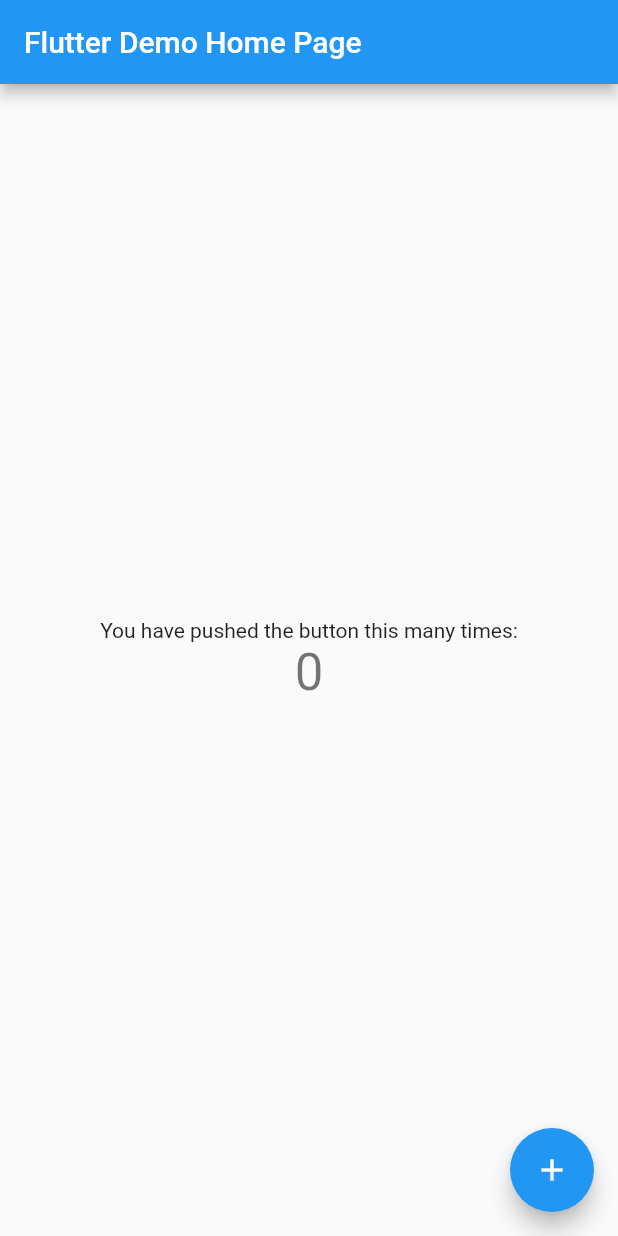
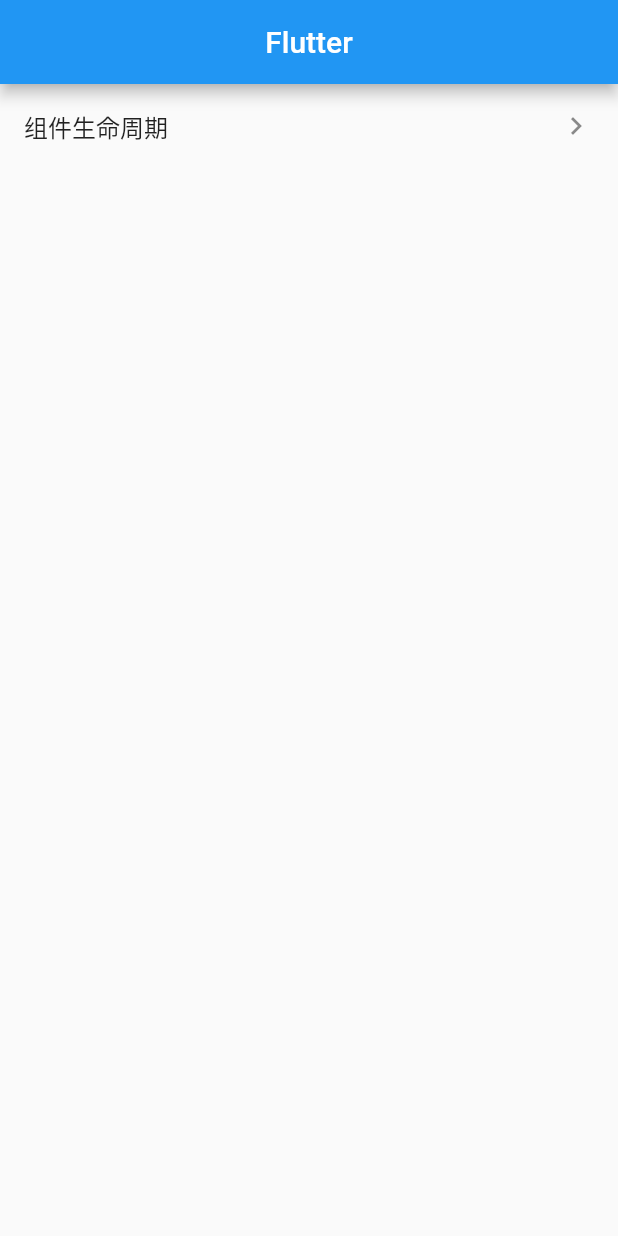
Before and after one commit to stronger-fay/tutorial_flutter, a Flutter app: the screen it shows after launch, on a phone screen of 412 x 824 dp. Run offline on Flutter 3.47's test engine with Material 2 defaults, Android fonts, the phone set to English and light mode, and no system bars; our stand-ins replace fluro; statements that could not run were skipped.

Commit message:
feat: 添加路由框架 fluro、并初始化几个页面

```diff
--- a/lib/main.dart
+++ b/lib/main.dart
@@ -1,117 +1,42 @@
+import 'package:fluro/fluro.dart';
 import 'package:flutter/material.dart';
+
+import 'package:tutorial_flutter/pages/home_page/index.dart';
+import 'package:tutorial_flutter/pages/not_found_page/index.dart';
+import 'package:tutorial_flutter/routes/routers.dart';
+
+// import './routes/routers.dart';
 
 void main() {
   runApp(MyApp());
 }
 
 class MyApp extends StatelessWidget {
+  MyApp() {
+    //-------------------主要代码start
+    final Router router = Router(); // 路由初始化
+    Routes.configureRoutes(router);
+    Routes.router = router;
+    //-------------------主要代码end
+  }
+
   // This widget is the root of your application.
   @override
   Widget build(BuildContext context) {
     return MaterialApp(
-      title: 'Flutter Demo',
-      theme: ThemeData(
-        // This is the theme of your application.
-        //
-        // Try running your application with "flutter run". You'll see the
-        // application has a blue toolbar. Then, without quitting the app, try
-        // changing the primarySwatch below to Colors.green and then invoke
-        // "hot reload" (press "r" in the console where you ran "flutter run",
-        // or simply save your changes to "hot reload" in a Flutter IDE).
-        // Notice that the counter didn't reset back to zero; the application
-        // is not restarted.
-        primarySwatch: Colors.blue,
-        // This makes the visual density adapt to the platform that you run
-        // the app on. For desktop platforms, the controls will be smaller and
-        // closer together (more dense) than on mobile platforms.
-        visualDensity: VisualDensity.adaptivePlatformDensity,
-      ),
-      home: MyHomePage(title: 'Flutter Demo Home Page'),
+      title: '画法几何',
+
+      home: HomePage(),
+      //----------------主要代码start
+      onGenerateRoute: Routes.router.generator, //路由静态化
+      //----------------主要代码end
+
+      /// 因为使用了fluro，这里设置主要针对Web
+      onUnknownRoute: (_) {
+        return MaterialPageRoute(
+          builder: (BuildContext context) => NotFoundPage(),
+        );
+      },
     );
   }
 }
-
-class MyHomePage extends StatefulWidget {
-  MyHomePage({Key key, this.title}) : super(key: key);
-
-  // This widget is the home page of your application. It is stateful, meaning
-  // that it has a State object (defined below) that contains fields that affect
-  // how it looks.
-
-  // This class is the configuration for the state. It holds the values (in this
-  // case the title) provided by the parent (in this case the App widget) and
-  // used by the build method of the State. Fields in a Widget subclass are
-  // always marked "final".
-
-  final String title;
-
-  @override
-  _MyHomePageState createState() => _MyHomePageState();
-}
-
-class _MyHomePageState extends State<MyHomePage> {
-  int _counter = 0;
-
-  void _incrementCounter() {
-    setState(() {
-      // This call to setState tells the Flutter framework that something has
-      // changed in this State, which causes it to rerun the build method below
-      // so that the display can reflect the updated values. If we changed
-      // _counter without calling setState(), then the build method would not be
-      // called again, and so nothing would appear to happen.
-      _counter++;
-    });
-  }
-
-  @override
-  Widget build(BuildContext context) {
-    // This method is rerun every time setState is called, for instance as done
-    // by the _incrementCounter method above.
-    //
-    // The Flutter framework has been optimized to make rerunning build methods
-    // fast, so that you can just rebuild anything that needs updating rather
-    // than having to individually change instances of widgets.
-    return Scaffold(
-      appBar: AppBar(
-        // Here we take the value from the MyHomePage object that was created by
-        // the App.build method, and use it to set our appbar title.
-        title: Text(widget.title),
-      ),
-      body: Center(
-        // Center is a layout widget. It takes a single child and positions it
-        // in the middle of the parent.
-        child: Column(
-          // Column is also a layout widget. It takes a list of children and
-          // arranges them vertically. By default, it sizes itself to fit its
-          // children horizontally, and tries to be as tall as its parent.
-          //
-          // Invoke "debug painting" (press "p" in the console, choose the
-          // "Toggle Debug Paint" action from the Flutter Inspector in Android
-          // Studio, or the "Toggle Debug Paint" command in Visual Studio Code)
-          // to see the wireframe for each widget.
-          //
-          // Column has various properties to control how it sizes itself and
-          // how it positions its children. Here we use mainAxisAlignment to
-          // center the children vertically; the main axis here is the vertical
-          // axis because Columns are vertical (the cross axis would be
-          // horizontal).
-          mainAxisAlignment: MainAxisAlignment.center,
-          children: <Widget>[
-            Text(
-              'You have pushed the button this many times:',
-            ),
-            Text(
-              '$_counter',
-              style: Theme.of(context).textTheme.headline4,
-            ),
-          ],
-        ),
-      ),
-      floatingActionButton: FloatingActionButton(
-        onPressed: _incrementCounter,
-        tooltip: 'Increment',
-        child: Icon(Icons.add),
-      ), // This trailing comma makes auto-formatting nicer for build methods.
-    );
-  }
-}
--- /dev/null
+++ b/lib/pages/home_page/index.dart
@@ -0,0 +1,36 @@
+import 'package:flutter/material.dart';
+import 'package:tutorial_flutter/routes/routers.dart';
+
+class HomePage extends StatefulWidget {
+  @override
+  _HomePageState createState() => _HomePageState();
+}
+
+class _HomePageState extends State<HomePage> {
+  @override
+  Widget build(BuildContext context) {
+    return Scaffold(
+      appBar: AppBar(
+        title: Text('Flutter'),
+        centerTitle: true,
+        backgroundColor: Theme.of(context).primaryColor,
+        elevation: 4.0,
+      ),
+      body: ListView.separated(
+        itemBuilder: (BuildContext context, int index) {
+          return ListTile(
+            title: Text('组件生命周期'),
+            trailing: Icon(Icons.keyboard_arrow_right),
+            onTap: () {
+              Routes.navigateTo(context, Routes.lifeCycle);
+            },
+          );
+        },
+        separatorBuilder: (BuildContext context, int index) {
+          return Divider();
+        },
+        itemCount: 1,
+      ),
+    );
+  }
+}
```
Also changed, not shown: lib/pages/life_cycle_page/index.dart (added, +21 -0 lines), lib/pages/not_found_page/index.dart (added, +10 -0 lines), lib/routes/routers.dart (added, +97 -0 lines), pubspec.yaml (+2 -7 lines), pubspec.lock.
